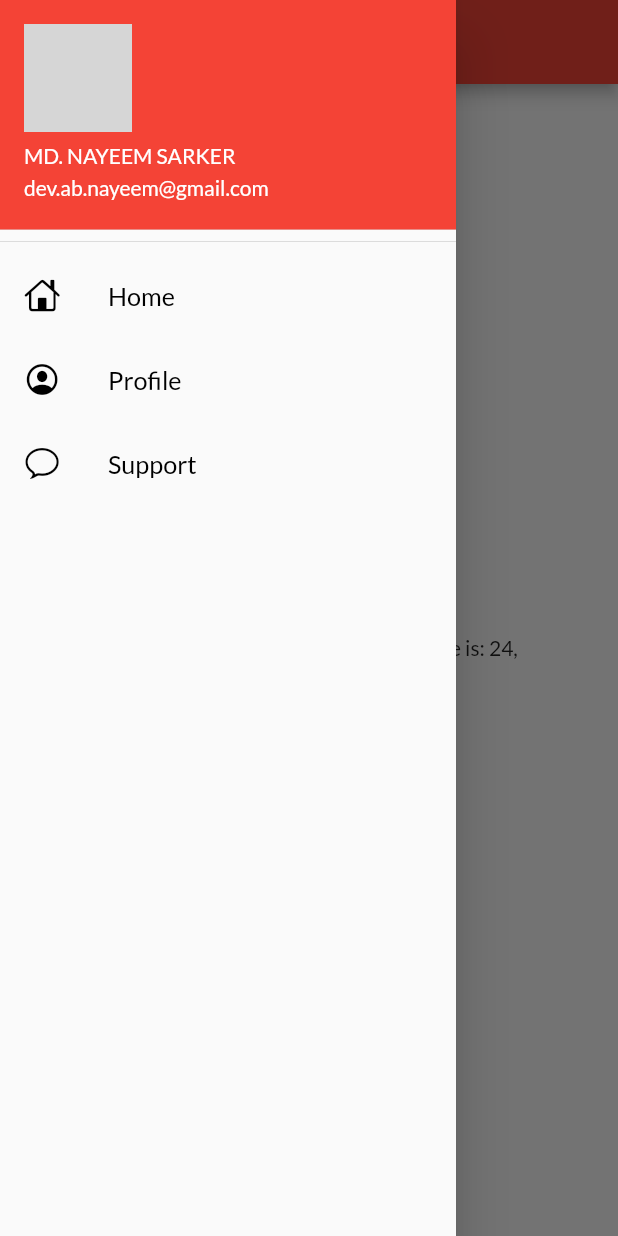
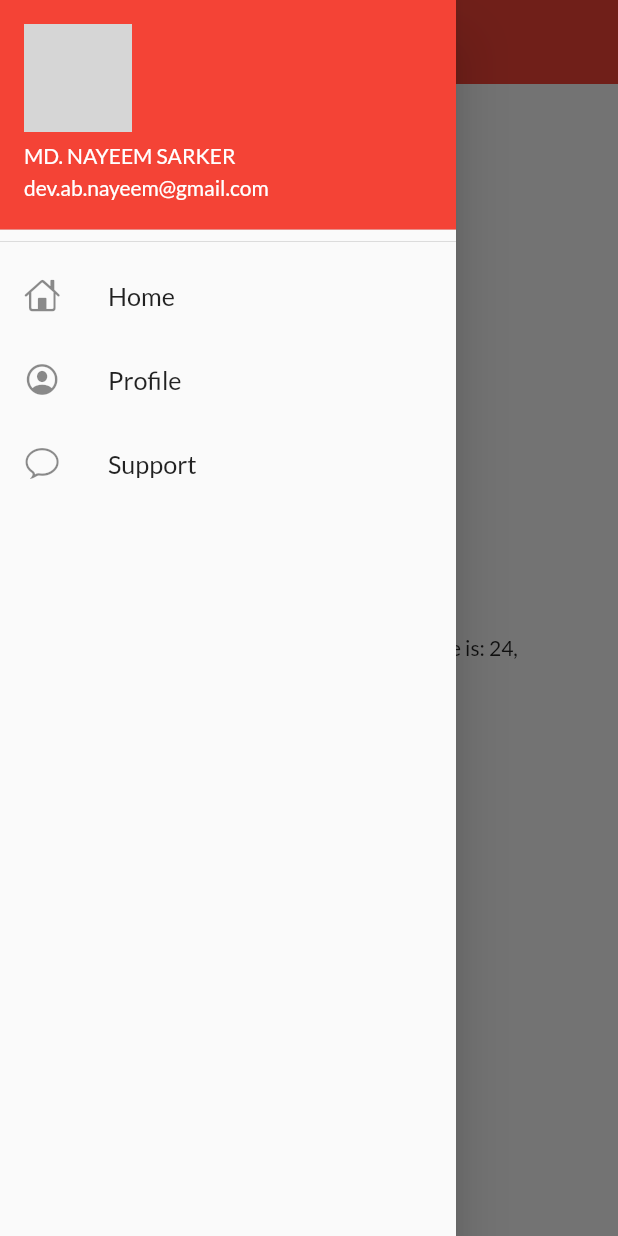
Before and after one commit to mdnayeemsarker/FlutterDeepLearning, a Flutter app: the screen it shows after launch, with the side drawer open, on a phone screen of 412 x 824 dp. Run offline on Flutter 3.47's test engine with Material 2 defaults, Android fonts, the phone set to English and light mode, and no system bars; our stand-ins replace google_fonts; network calls fail; grey boxes are pictures that could not be loaded.

Commit message:
Theme extracted

```diff
--- a/lib/main.dart
+++ b/lib/main.dart
@@ -2,7 +2,7 @@ import 'package:flutter/material.dart';
 import 'package:flutter_dl/pages/home_page.dart';
 import 'package:flutter_dl/pages/login_page.dart';
 import 'package:flutter_dl/utils/routes.dart';
-import 'package:google_fonts/google_fonts.dart';
+import 'package:flutter_dl/widgets/themes.dart';
 
 void main() {
   runApp(MyApp());
@@ -13,14 +13,9 @@ class MyApp extends StatelessWidget {
   Widget build(BuildContext context) {
     return MaterialApp(
         themeMode: ThemeMode.light,
-        theme: ThemeData(
-          primarySwatch: Colors.red,
-          fontFamily: GoogleFonts.lato().fontFamily,
-        ),
+        theme: MyTheme.lightTheme(context),
         debugShowCheckedModeBanner: false,
-        darkTheme: ThemeData(brightness: Brightness.dark
-            // primarySwatch: Colors.blueGrey
-            ),
+        darkTheme: MyTheme.darkTheme(context),
         initialRoute: MyRoutes.homeRoute,
         routes: {
           "/": (context) => LoginPage(),
--- a/lib/widgets/deawer.dart
+++ b/lib/widgets/deawer.dart
@@ -26,12 +26,10 @@ class MyDrawer extends StatelessWidget {
             },
             leading: Icon(
               CupertinoIcons.home,
-              color: Colors.black,
             ),
             title: Text(
               "Home",
               textScaleFactor: 1.2,
-              style: TextStyle(color: Colors.black),
             ),
           ),
           ListTile(
@@ -40,12 +38,10 @@ class MyDrawer extends StatelessWidget {
             },
             leading: Icon(
               CupertinoIcons.profile_circled,
-              color: Colors.black,
             ),
             title: Text(
               "Profile",
               textScaleFactor: 1.2,
-              style: TextStyle(color: Colors.black),
             ),
           ),
           ListTile(
@@ -54,12 +50,10 @@ class MyDrawer extends StatelessWidget {
             },
             leading: Icon(
               CupertinoIcons.chat_bubble,
-              color: Colors.black,
             ),
             title: Text(
               "Support",
               textScaleFactor: 1.2,
-              style: TextStyle(color: Colors.black),
             ),
           ),
         ],
--- /dev/null
+++ b/lib/widgets/themes.dart
@@ -0,0 +1,18 @@
+import 'package:flutter/material.dart';
+// ignore: depend_on_referenced_packages
+import 'package:google_fonts/google_fonts.dart';
+
+class MyTheme {
+  static ThemeData lightTheme(BuildContext context) => ThemeData(
+      primarySwatch: Colors.red,
+      fontFamily: GoogleFonts.lato().fontFamily,
+      appBarTheme: const AppBarTheme(
+        // color: Colors.white,
+        elevation: 0.0,
+        // iconTheme: IconThemeData(color: Colors.black),
+      ));
+  static ThemeData darkTheme(BuildContext context) => ThemeData(
+      brightness: Brightness.dark
+            // primarySwatch: Colors.blueGrey
+      );
+}
```
